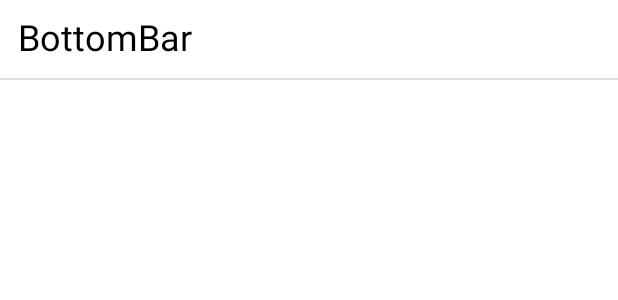
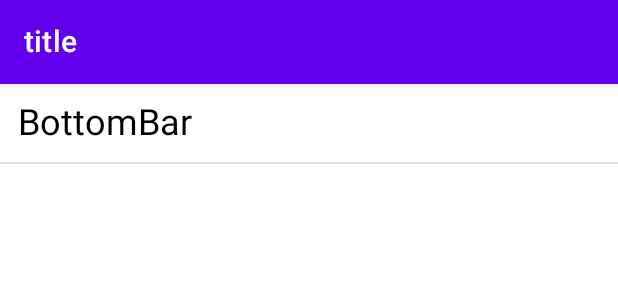
Before and after one commit to Luecy1/ComposeMvvm, an Android app built with Jetpack Compose: the @Preview function PageListScreenPreview, on a phone screen of 412 x 824 dp. Shown: the top 300 px of the screen. Run offline under Robolectric (Android 15) with nearby library versions, the phone set to English and light mode, and no system bars.

Commit message:
update list

```diff
--- a/material/src/main/java/com/example/material/MainActivity.kt
+++ b/material/src/main/java/com/example/material/MainActivity.kt
@@ -3,23 +3,17 @@ package com.example.material
 import android.os.Bundle
 import androidx.activity.ComponentActivity
 import androidx.activity.compose.setContent
+import androidx.compose.foundation.clickable
 import androidx.compose.foundation.layout.Column
 import androidx.compose.foundation.layout.fillMaxWidth
 import androidx.compose.foundation.layout.padding
 import androidx.compose.foundation.rememberScrollState
-import androidx.compose.foundation.text.ClickableText
 import androidx.compose.foundation.verticalScroll
-import androidx.compose.material.BottomNavigation
-import androidx.compose.material.BottomNavigationItem
 import androidx.compose.material.Divider
-import androidx.compose.material.Icon
+import androidx.compose.material.Scaffold
 import androidx.compose.material.Text
-import androidx.compose.material.icons.Icons
-import androidx.compose.material.icons.filled.Build
-import androidx.compose.material.icons.filled.Favorite
-import androidx.compose.material.icons.filled.Star
+import androidx.compose.material.TopAppBar
 import androidx.compose.runtime.Composable
-import androidx.compose.runtime.MutableState
 import androidx.compose.ui.Modifier
 import androidx.compose.ui.text.AnnotatedString
 import androidx.compose.ui.text.TextStyle
@@ -46,24 +40,6 @@ class MainActivity : ComponentActivity() {
 }
 
 @Composable
-fun BottomBar(selectedItem: MutableState<Int>) {
-    val items = listOf("Songs", "Artists", "Playlists")
-    val iconList = arrayOf(Icons.Filled.Favorite, Icons.Filled.Star, Icons.Filled.Build)
-
-    BottomNavigation {
-        items.forEachIndexed { index, item ->
-            BottomNavigationItem(
-                icon = { Icon(iconList[index], contentDescription = null) },
-                label = { Text(item) },
-                selected = selectedItem.value == index,
-                onClick = { selectedItem.value = index }
-            )
-        }
-    }
-}
-
-
-@Composable
 fun MyNavigation(navController: NavHostController) {
     NavHost(navController = navController, startDestination = "top") {
         composable("top") {
@@ -81,25 +57,29 @@ fun MyNavigation(navController: NavHostController) {
 fun PageListScreen(
     onClick: (String) -> Unit
 ) {
+
+    Scaffold(
+        topBar = { TopAppBar(title = { Text(text = "title") }) }
+    ) {
         Column(
             Modifier
                 .verticalScroll(rememberScrollState()),
         ) {
-
             SCREENS.values().forEach { screen ->
-            ClickableText(
+                Text(
                     text = AnnotatedString(screen.screenName),
                     modifier = Modifier
                         .fillMaxWidth()
+                        .clickable {
+                            onClick(screen.routeName)
+                        }
                         .padding(12.dp),
-                onClick = {
-                    onClick(screen.routeName)
-                },
                     style = TextStyle(
                         fontSize = 24.sp
                     )
                 )
                 Divider()
+            }
         }
     }
 }
```
Also changed, not shown: material/src/main/java/com/example/material/BottomBarScreen.kt (+25 -0 lines). Lines whose indentation alone changed are shown as unchanged.
